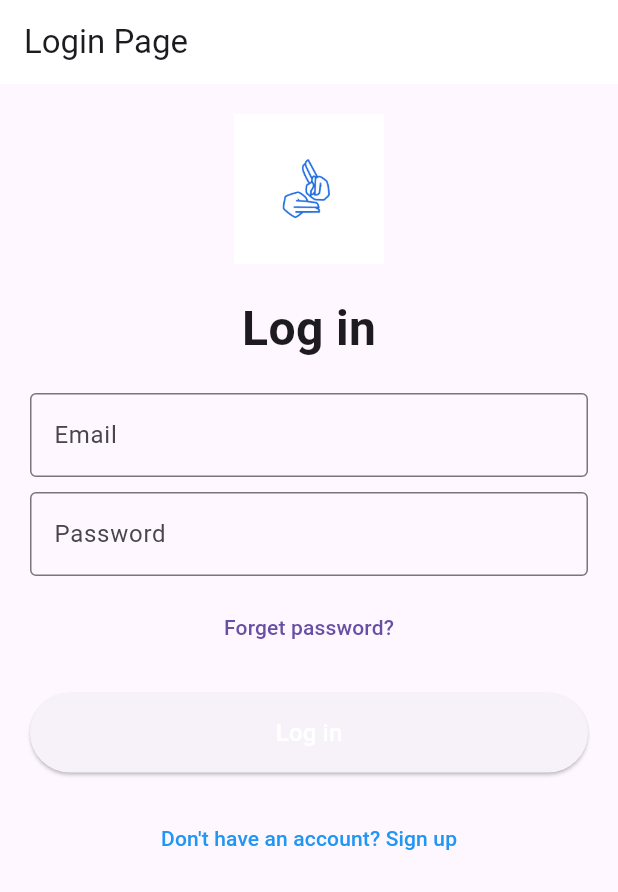
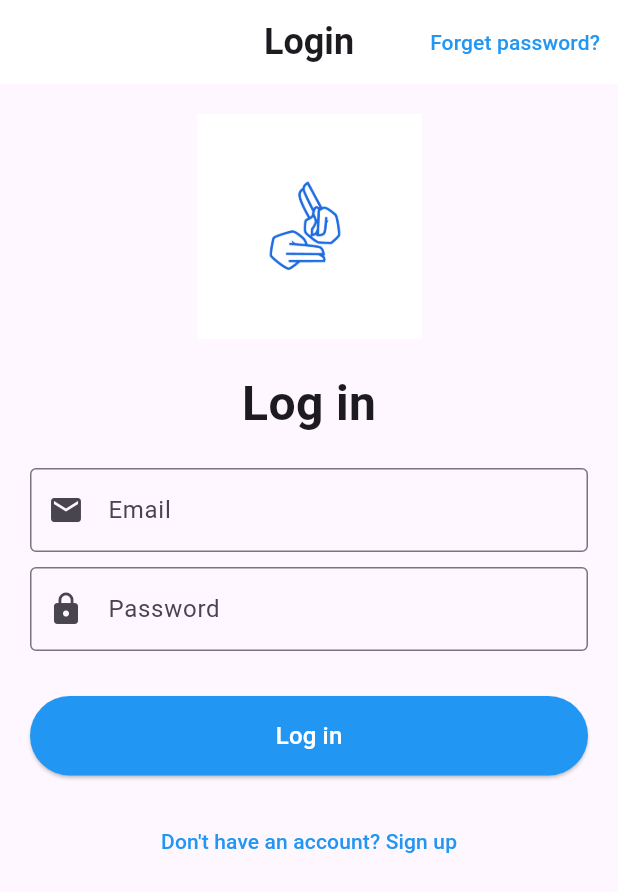
Before and after one commit to AliAljawad/Sign-Speak-Front, a Flutter app: the screen it shows after launch, on a phone screen of 412 x 824 dp. Shown: the top 892 px of the screen. Run offline on Flutter 3.47's test engine with Material 3 defaults, Android fonts, the phone set to English and light mode, and no system bars.

Commit message:
added icons for the txtfields

```diff
--- a/lib/screens/login_screen.dart
+++ b/lib/screens/login_screen.dart
@@ -7,9 +7,27 @@ class LoginPage extends StatelessWidget {
   Widget build(BuildContext context) {
     return Scaffold(
       appBar: AppBar(
-        title: const Text('Login Page'),
+        title: const Text(
+          'Login',
+          style: TextStyle(
+            fontSize: 24,
+            fontWeight: FontWeight.bold,
+          ),
+        ),
+        centerTitle: true,
         backgroundColor: Colors.white,
         elevation: 0,
+        actions: [
+          TextButton(
+            onPressed: () {},
+            child: const Text(
+              'Forget password?',
+              style: TextStyle(
+                color: Colors.blue,
+              ),
+            ),
+          ),
+        ],
       ),
       body: SingleChildScrollView(
         padding: const EdgeInsets.all(20.0),
@@ -17,8 +35,8 @@ class LoginPage extends StatelessWidget {
           mainAxisAlignment: MainAxisAlignment.center,
           children: [
             Image.asset(
-              'assets/images/logo.png',
-              height: 100,
+              'assets/images/logo.png', // Update with the correct path to your logo image
+              height: 150, // Increased height for the logo
             ),
             const SizedBox(height: 20),
             const Text(
@@ -32,6 +50,7 @@ class LoginPage extends StatelessWidget {
             TextField(
               decoration: InputDecoration(
                 labelText: 'Email',
+                prefixIcon: Icon(Icons.email), // Email icon
                 border: OutlineInputBorder(),
               ),
             ),
@@ -40,20 +59,18 @@ class LoginPage extends StatelessWidget {
               obscureText: true,
               decoration: InputDecoration(
                 labelText: 'Password',
+                prefixIcon: Icon(Icons.lock), // Password icon
                 border: OutlineInputBorder(),
               ),
             ),
             const SizedBox(height: 10),
-            TextButton(
-              onPressed: () {},
-              child: const Text('Forget password?'),
-            ),
             const SizedBox(height: 20),
             ElevatedButton(
               onPressed: () {},
               style: ElevatedButton.styleFrom(
+                backgroundColor: Colors.blue, // Background color
                 padding: const EdgeInsets.symmetric(vertical: 15),
-                minimumSize: const Size(double.infinity, 0),
+                minimumSize: const Size(double.infinity, 0), // Full width
               ),
               child: const Text(
                 'Log in',
```
